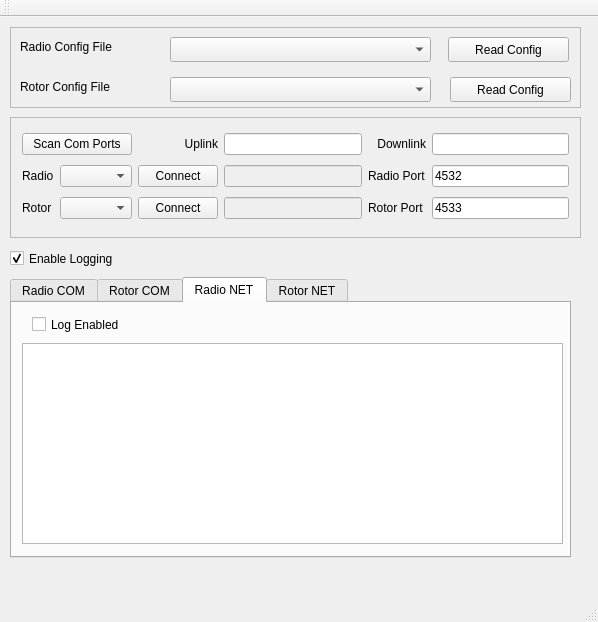
Old version of the form mainwindow.ui in the repository lisa50469/Gcontrols.
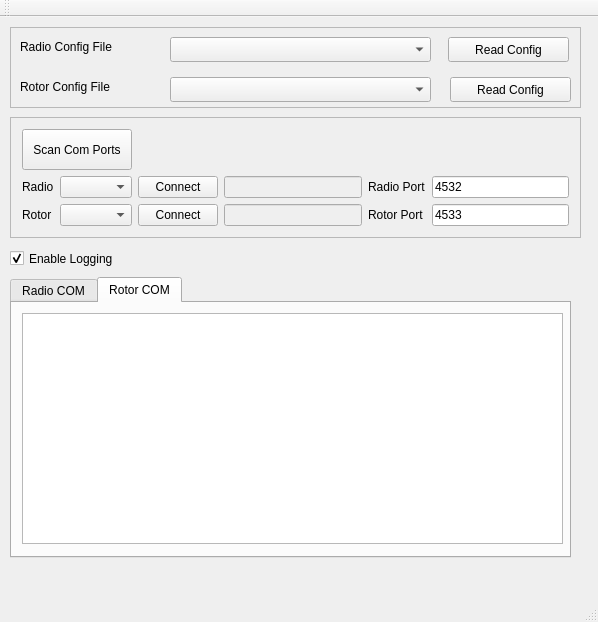
New version of the form. The open tabs and pages were chosen to show the change.

```diff
--- a/mainwindow.ui
+++ b/mainwindow.ui
@@ -174,40 +174,6 @@
        </property>
       </widget>
      </item>
-     <item row="0" column="2">
-      <widget class="QLineEdit" name="lineEdit_Uplink_Freq">
-       <property name="enabled">
-        <bool>true</bool>
-       </property>
-      </widget>
-     </item>
-     <item row="0" column="4">
-      <widget class="QLineEdit" name="lineEdit_Downlink_Freq">
-       <property name="enabled">
-        <bool>true</bool>
-       </property>
-      </widget>
-     </item>
-     <item row="0" column="1">
-      <widget class="QLabel" name="label_6">
-       <property name="text">
-        <string>Uplink</string>
-       </property>
-       <property name="alignment">
-        <set>Qt::AlignRight|Qt::AlignTrailing|Qt::AlignVCenter</set>
-       </property>
-      </widget>
-     </item>
-     <item row="0" column="3">
-      <widget class="QLabel" name="label_7">
-       <property name="text">
-        <string>Downlink</string>
-       </property>
-       <property name="alignment">
-        <set>Qt::AlignRight|Qt::AlignTrailing|Qt::AlignVCenter</set>
-       </property>
-      </widget>
-     </item>
     </layout>
    </widget>
    <widget class="QTabWidget" name="tabWidget">
@@ -258,7 +224,7 @@
      </attribute>
      <widget class="QPlainTextEdit" name="plainTextEditRotor">
       <property name="enabled">
-       <bool>false</bool>
+       <bool>true</bool>
       </property>
       <property name="geometry">
        <rect>
@@ -279,65 +245,6 @@
       </property>
      </widget>
     </widget>
-    <widget class="QWidget" name="tab_3">
-     <attribute name="title">
-      <string>Radio NET</string>
-     </attribute>
-     <widget class="QCheckBox" name="checkBox_RadioNet">
-      <property name="enabled">
-       <bool>true</bool>
-      </property>
-      <property name="geometry">
-       <rect>
-        <x>20</x>
-        <y>10</y>
-        <width>141</width>
-        <height>23</height>
-       </rect>
-      </property>
-      <property name="text">
-       <string>Log Enabled</string>
-      </property>
-     </widget>
-     <widget class="QPlainTextEdit" name="plainTextEdit_RadioNET">
-      <property name="geometry">
-       <rect>
-        <x>10</x>
-        <y>40</y>
-        <width>541</width>
-        <height>201</height>
-       </rect>
-      </property>
-     </widget>
-    </widget>
-    <widget class="QWidget" name="tab_4">
-     <attribute name="title">
-      <string>Rotor NET</string>
-     </attribute>
-     <widget class="QCheckBox" name="checkBox_RotorNet">
-      <property name="geometry">
-       <rect>
-        <x>20</x>
-        <y>10</y>
-        <width>111</width>
-        <height>23</height>
-       </rect>
-      </property>
-      <property name="text">
-       <string>Log Enabled</string>
-      </property>
-     </widget>
-     <widget class="QPlainTextEdit" name="plainTextEdit_RotorNET">
-      <property name="geometry">
-       <rect>
-        <x>10</x>
-        <y>40</y>
-        <width>541</width>
-        <height>201</height>
-       </rect>
-      </property>
-     </widget>
-    </widget>
    </widget>
    <widget class="QFrame" name="frame_2">
     <property name="geometry">
```
Left out of the diff: 4 changed lines with no effect on the pictures.
